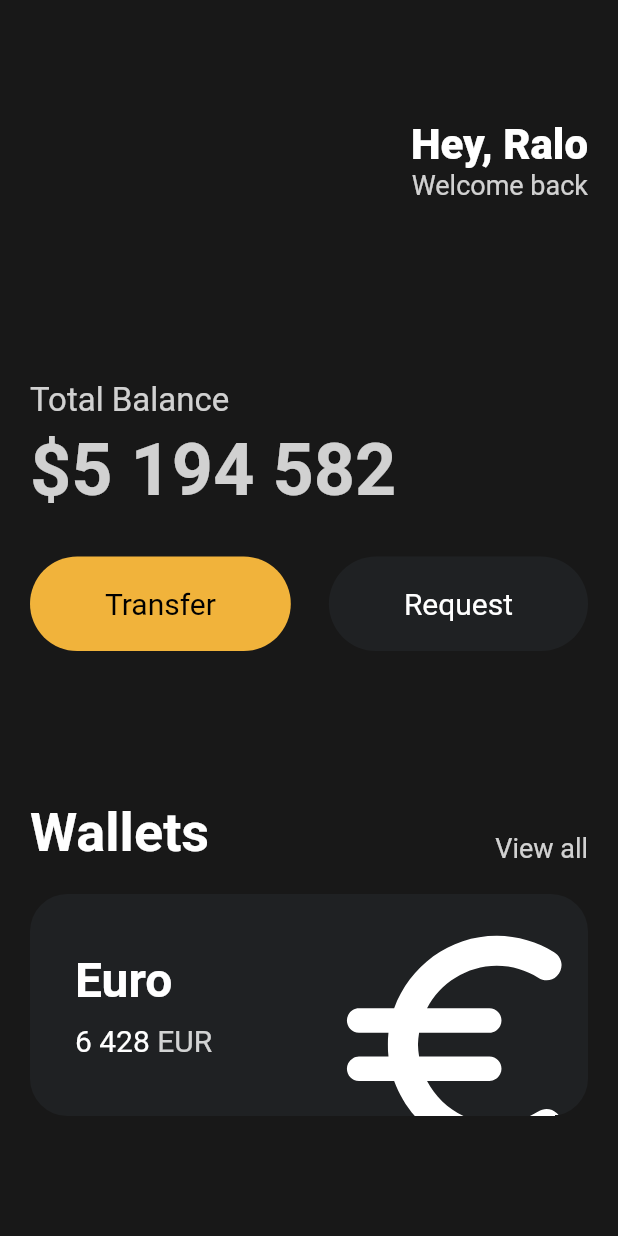
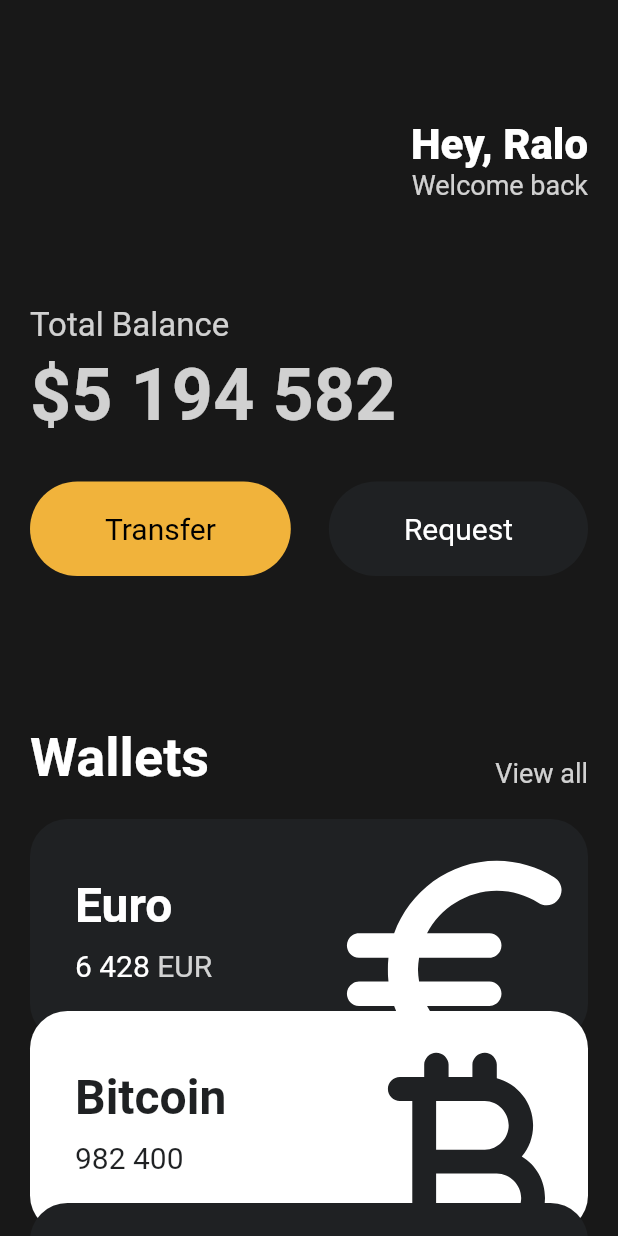
Before and after one commit to ralo-med/toonflix, a Flutter app: the screen it shows after launch, on a phone screen of 412 x 824 dp. Run offline on Flutter 3.47's test engine with Material 2 defaults, Android fonts, the phone set to English and light mode, and no system bars.

Commit message:
#3.8 Reusable Cards

```diff
--- a/lib/main.dart
+++ b/lib/main.dart
@@ -1,4 +1,5 @@
 import 'package:flutter/material.dart';
+import 'package:toonflix/widgets/currency_card.dart';
 
 import 'widgets/button.dart';
 
@@ -14,7 +15,8 @@ class App extends StatelessWidget {
     return MaterialApp(
         home: Scaffold(
             backgroundColor: const Color(0xFF181818),
-            body: Padding(
+            body: SingleChildScrollView(
+              child: Padding(
                   padding: const EdgeInsets.symmetric(
                     horizontal: 20,
                   ),
@@ -50,7 +52,7 @@ class App extends StatelessWidget {
                         ],
                       ),
                       const SizedBox(
-                      height: 120,
+                        height: 70,
                       ),
                       Text(
                         'Total Balance',
@@ -113,69 +115,35 @@ class App extends StatelessWidget {
                       const SizedBox(
                         height: 20,
                       ),
-                    Container(
-                        clipBehavior: Clip.hardEdge,
-                        decoration: BoxDecoration(
-                          color: const Color(0xFF1F2123),
-                          borderRadius: BorderRadius.circular(25),
+                      const Currencycard(
+                        name: 'Euro',
+                        code: "EUR",
+                        amount: '6 428',
+                        icon: Icons.euro_rounded,
+                        isInverted: true,
                       ),
-                        child: Padding(
-                          padding: const EdgeInsets.all(30),
-                          child: Row(
-                            mainAxisAlignment: MainAxisAlignment.spaceBetween,
-                            children: [
-                              Column(
-                                crossAxisAlignment: CrossAxisAlignment.start,
-                                children: [
-                                  const Text(
-                                    'Euro',
-                                    style: TextStyle(
-                                      color: Colors.white,
-                                      fontSize: 32,
-                                      fontWeight: FontWeight.w600,
+                      Transform.translate(
+                        offset: const Offset(0, -20),
+                        child: const Currencycard(
+                          name: 'Bitcoin',
+                          code: "BTC",
+                          amount: '982 400',
+                          icon: Icons.currency_bitcoin_rounded,
+                          isInverted: false,
                         ),
                       ),
-                                  const SizedBox(
-                                    height: 10,
-                                  ),
-                                  Row(
-                                    children: [
-                                      const Text(
-                                        '6 428',
-                                        style: TextStyle(
-                                          color: Colors.white,
-                                          fontSize: 20,
-                                        ),
-                                      ),
-                                      const SizedBox(
-                                        width: 5,
-                                      ),
-                                      Text(
-                                        'EUR',
-                                        style: TextStyle(
-                                          color: Colors.white.withOpacity(0.8),
-                                          fontSize: 20,
-                                        ),
-                                      ),
-                                    ],
-                                  )
-                                ],
-                              ),
-                              Transform.scale(
-                                scale: 2.2,
-                                child: Transform.translate(
-                                  offset: const Offset(-5, 12),
-                                  child: const Icon(
-                                    Icons.euro_rounded,
-                                    color: Colors.white,
-                                    size: 88,
-                                  ),
+                      Transform.translate(
+                        offset: const Offset(0, -40),
+                        child: const Currencycard(
+                          name: 'Dollar',
+                          code: "USD",
+                          amount: '9 785',
+                          icon: Icons.attach_money_rounded,
+                          isInverted: true,
                         ),
                       )
                     ],
-                          ),
                   )),
-                  ],
-                ))));
+            )));
   }
 }
--- /dev/null
+++ b/lib/widgets/currency_card.dart
@@ -0,0 +1,82 @@
+import 'package:flutter/material.dart';
+
+class Currencycard extends StatelessWidget {
+  final String name, code, amount;
+  final IconData icon;
+  final bool isInverted;
+  final _blackColor = const Color(0xFF1F2123);
+
+  const Currencycard(
+      {super.key,
+      required this.name,
+      required this.code,
+      required this.amount,
+      required this.icon,
+      required this.isInverted});
+
+  @override
+  Widget build(BuildContext context) {
+    return Container(
+        clipBehavior: Clip.hardEdge,
+        decoration: BoxDecoration(
+          color: isInverted ? _blackColor : Colors.white,
+          borderRadius: BorderRadius.circular(25),
+        ),
+        child: Padding(
+          padding: const EdgeInsets.all(30),
+          child: Row(
+            mainAxisAlignment: MainAxisAlignment.spaceBetween,
+            children: [
+              Column(
+                crossAxisAlignment: CrossAxisAlignment.start,
+                children: [
+                  Text(
+                    name,
+                    style: TextStyle(
+                      color: isInverted ? Colors.white : _blackColor,
+                      fontSize: 32,
+                      fontWeight: FontWeight.w600,
+                    ),
+                  ),
+                  const SizedBox(
+                    height: 10,
+                  ),
+                  Row(
+                    children: [
+                      Text(
+                        amount,
+                        style: TextStyle(
+                          color: isInverted ? Colors.white : _blackColor,
+                          fontSize: 20,
+                        ),
+                      ),
+                      const SizedBox(
+                        width: 5,
+                      ),
+                      Text(
+                        code,
+                        style: TextStyle(
+                          color: Colors.white.withOpacity(0.8),
+                          fontSize: 20,
+                        ),
+                      ),
+                    ],
+                  )
+                ],
+              ),
+              Transform.scale(
+                scale: 2.2,
+                child: Transform.translate(
+                  offset: const Offset(-5, 12),
+                  child: Icon(
+                    icon,
+                    color: isInverted ? Colors.white : _blackColor,
+                    size: 88,
+                  ),
+                ),
+              )
+            ],
+          ),
+        ));
+  }
+}
```
Lines whose indentation alone changed are shown as unchanged.
